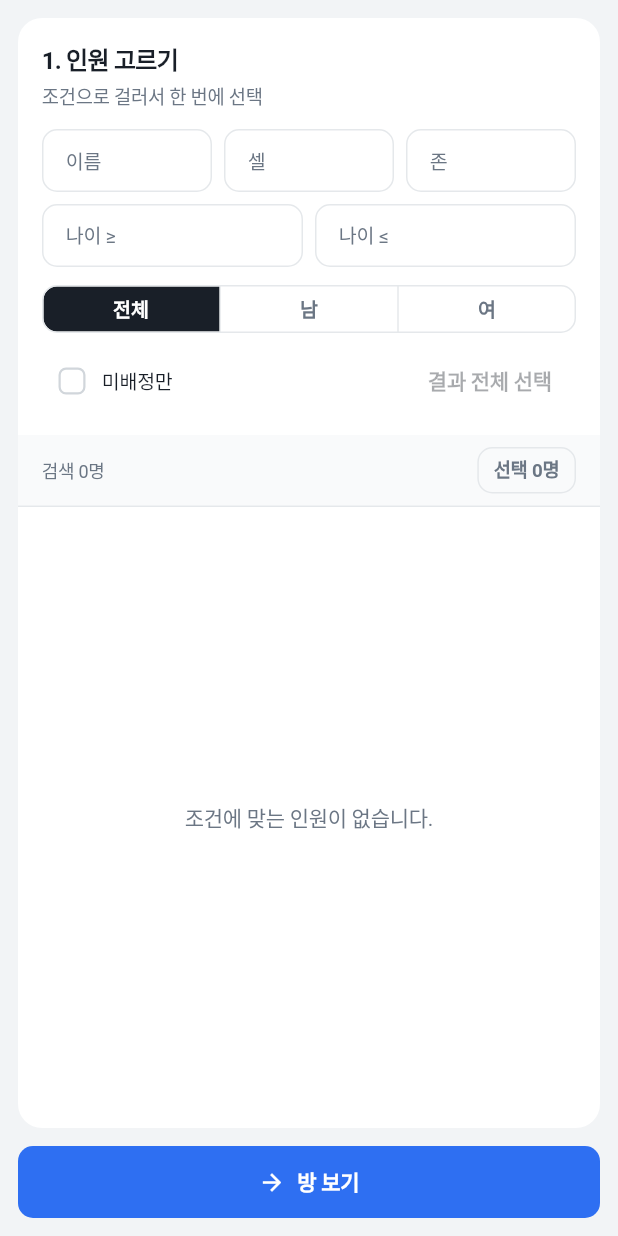
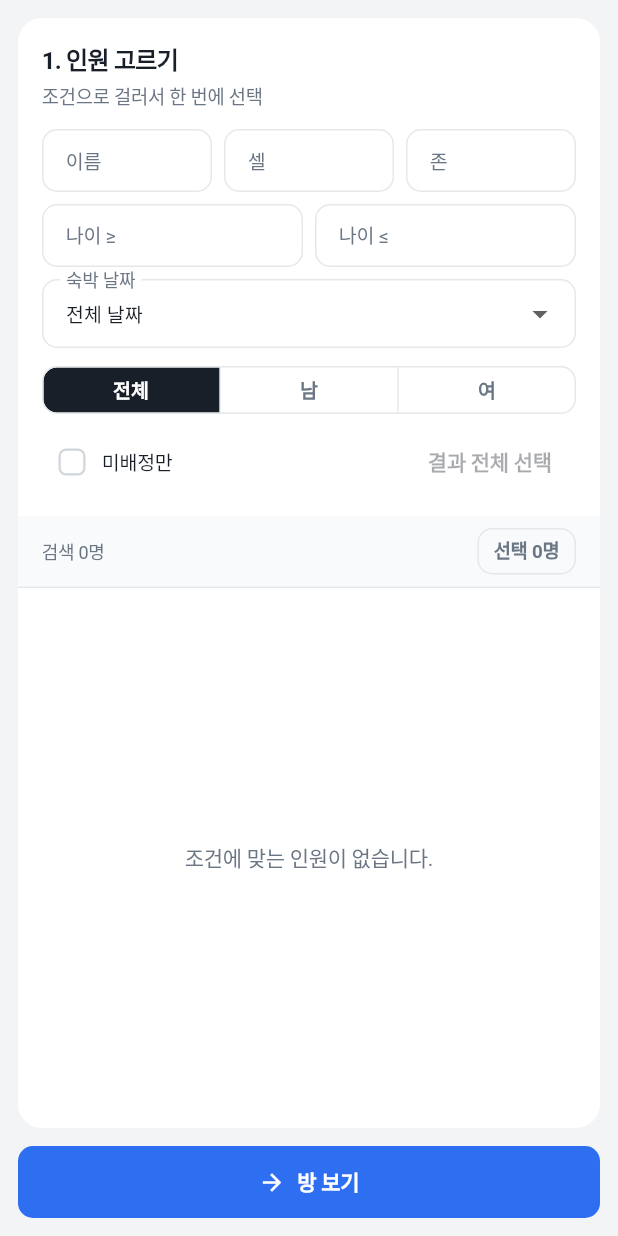
Before and after one commit to yjchae/room-assignment, a Flutter app: the AssignScreen widget shown alone on an empty page, opened directly, on a phone screen of 412 x 824 dp. Run offline on Flutter 3.47's test engine with Material 3 defaults, Android fonts, the phone set to English and light mode, and no system bars; our stand-ins replace file_picker, supabase_flutter; accounts and stored records are empty; Roboto replaces fonts that are missing (Pretendard).

Commit message:
방배정 필터에 숙박 날짜 추가
인원 고르기 패널에서 집회의 밤 하나를 고르면 그 밤 묵는 참석자만 남긴다.
1박뿐인 집회에는 보이지 않는다.

Co-Authored-By: Claude Opus 5.5 <noreply@anthropic.com>
Claude-Session: https://claude.ai/code/session_013HjGLugssbCxCZb9mkM885

```diff
--- a/lib/screens/assign.dart
+++ b/lib/screens/assign.dart
@@ -49,6 +49,10 @@ class _AssignScreenState extends State<AssignScreen> {
   /// 입금 전인 사람만 — 방을 미리 잡아 둔 사람 중 누가 아직 안 냈는지 볼 때.
   bool unpaidOnly = false;
 
+  /// 이 날 밤 묵는 사람만 — 부분 참석자가 있을 때 하룻밤씩 나눠 배정할 때. null = 모든 날.
+  /// 방배정은 밤 단위(정원도 밤 기준)라 낮에만 오는 날이 아니라 묵는 밤으로 거른다.
+  DateTime? night;
+
   /// 사용자 정의 항목(교회 등) 값으로 거르는 칸. 어느 항목이든 값이 걸리면 통과.
   final extraQuery = TextEditingController();
   final selected = <String>{};
@@ -106,6 +110,7 @@ class _AssignScreenState extends State<AssignScreen> {
     }
     if (unassignedOnly && a.roomId != null) return false;
     if (unpaidOnly && !a.unpaid) return false;
+    if (night != null && !a.staysOn(night!)) return false;
     final lo = int.tryParse(ageMin.text.trim());
     final hi = int.tryParse(ageMax.text.trim());
     if (lo != null && a.age < lo) return false;
@@ -115,6 +120,8 @@ class _AssignScreenState extends State<AssignScreen> {
 
   @override
   Widget build(BuildContext context) {
+    // 집회 날짜가 바뀌어 고른 밤이 기간 밖이 되면 거르지 않는다(빈 결과로 헷갈리지 않게).
+    if (night != null && !store.event.nights.contains(night)) night = null;
     final filtered = store.event.attendees.where(_match).toList()
       ..sort((a, b) => a.name.compareTo(b.name));
     final chosen = store.event.attendees
@@ -221,6 +228,7 @@ class _AssignScreenState extends State<AssignScreen> {
   Widget _left(List<Attendee> filtered, List<Attendee> chosen) {
     final allSelected =
         filtered.isNotEmpty && filtered.every((a) => selected.contains(a.id));
+    final nights = store.event.nights;
     return Container(
       clipBehavior: Clip.antiAlias,
       decoration: BoxDecoration(
@@ -261,6 +269,29 @@ class _AssignScreenState extends State<AssignScreen> {
                     Expanded(child: _field(ageMax, '나이 ≤')),
                   ],
                 ),
+                // 1박짜리(날짜 없는 집회 포함)는 고를 날이 하나뿐이라 뜻이 없다.
+                if (nights.length > 1) ...[
+                  const SizedBox(height: 8),
+                  DropdownButtonFormField<DateTime?>(
+                    // 집회 날짜를 바꾸면 고른 밤이 목록에서 사라질 수 있어 키로 다시 그린다.
+                    key: ValueKey(night),
+                    initialValue: night,
+                    isDense: true,
+                    isExpanded: true,
+                    style: const TextStyle(
+                      fontSize: 13,
+                      color: AppColors.text,
+                      fontFamily: appFont,
+                    ),
+                    decoration: const InputDecoration(labelText: '숙박 날짜'),
+                    items: [
+                      const DropdownMenuItem(value: null, child: Text('전체 날짜')),
+                      for (final d in nights)
+                        DropdownMenuItem(value: d, child: Text('${mdw(d)} 밤')),
+                    ],
+                    onChanged: (v) => setState(() => night = v),
+                  ),
+                ],
                 const SizedBox(height: 8),
                 // 나이 칸과 한 줄에 두면 좁은 카드에서 나이 칸 글자가 사라진다. 따로 한 줄.
                 SegmentedButton<String?>(
```
Also changed, not shown: 1 other file.
